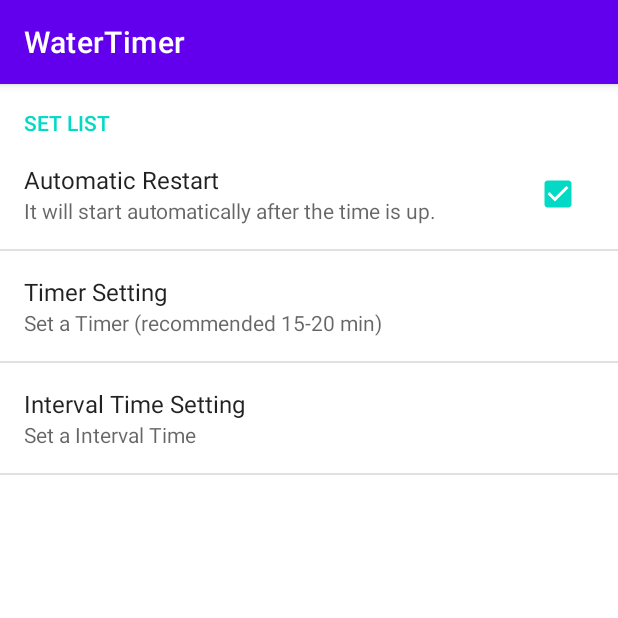
After one commit to tfs-apps-one/WaterTimer, an Android app: the fragment CrSetFragment shown on its own in the app's theme, on a phone screen of 412 x 824 dp, the top half of it. The commit adds this screen. Run offline under Robolectric (Android 15) with nearby library versions, the phone set to English and light mode, and no system bars.

Commit message:
設定リストの実装

```diff
--- a/app/src/main/AndroidManifest.xml
+++ b/app/src/main/AndroidManifest.xml
@@ -18,6 +18,7 @@
                 <category android:name="android.intent.category.LAUNCHER" />
             </intent-filter>
         </activity>
+        <activity android:name=".CrSetActivity" />
     </application>
 
 </manifest>
--- /dev/null
+++ b/app/src/main/java/tfsapps/watertimer/CrSetFragment.java
@@ -0,0 +1,14 @@
+package tfsapps.watertimer;;
+
+import android.os.Bundle;
+import android.preference.PreferenceFragment;
+/**
+ * Created by FURUKAWA on 2016/09/30.
+ */
+public class CrSetFragment extends PreferenceFragment {
+    @Override
+    public void onCreate(Bundle savedInstanceState) {
+        super.onCreate(savedInstanceState);
+        addPreferencesFromResource(R.xml.preferences);
+    }
+}
--- a/app/src/main/res/values/strings.xml
+++ b/app/src/main/res/values/strings.xml
@@ -1,3 +1,19 @@
 <resources>
     <string name="app_name">WaterTimer</string>
+
+    <string name="action_settings">SETTING</string>
+    <string name="btn_tips">TIPS</string>
+
+    <string name="preference_title">SET LIST</string>
+
+    <string name="auto_retry_title">Automatic Restart</string>
+    <string name="auto_retry_summary">It will start automatically after the time is up.</string>
+
+    <string name="timer_count_title">Timer Setting</string>
+    <string name="timer_count_summary">Set a Timer (recommended 15-20 min)</string>
+    <string name="timer_count_dialog">Timer Input</string>
+
+    <string name="interval_title">Interval Time Setting</string>
+    <string name="interval_summary">Set a Interval Time</string>
+    <string name="interval_dialog">Interval Time Input</string>
 </resources>
--- /dev/null
+++ b/app/src/main/res/xml/preferences.xml
@@ -0,0 +1,31 @@
+<?xml version="1.0" encoding="utf-8"?>
+<PreferenceScreen xmlns:tools="http://schemas.android.com/tools"
+    xmlns:android="http://schemas.android.com/apk/res/android">
+    <PreferenceCategory
+        android:title="@string/preference_title"
+        tools:ignore="TextContrastCheck">
+
+        <CheckBoxPreference
+            android:key="auto_retry"
+            android:summary="@string/auto_retry_summary"
+            android:title="@string/auto_retry_title" />
+
+        <EditTextPreference
+            android:dialogTitle="@string/timer_count_dialog"
+            android:key="timer_count"
+            android:inputType="number"
+            android:maxLength="2"
+            android:summary="@string/timer_count_summary"
+            android:title="@string/timer_count_title" />
+
+        <EditTextPreference
+            android:dialogTitle="@string/interval_dialog"
+            android:key="interval_time"
+            android:inputType="number"
+            android:maxLength="2"
+            android:summary="@string/interval_summary"
+            android:title="@string/interval_title" />
+
+    </PreferenceCategory>
+
+</PreferenceScreen>
```
Also changed, not shown: app/src/main/java/tfsapps/watertimer/CrSetActivity.java (added, +15 -0 lines), app/src/main/java/tfsapps/watertimer/MainActivity.java (+130 -0 lines), app/src/main/res/layout/activity_main.xml (+13 -1 lines), app/src/main/res/layout/content_main.xml (added, +13 -0 lines), app/src/main/res/menu/menu_main.xml (added, +10 -0 lines), 1 other file.
